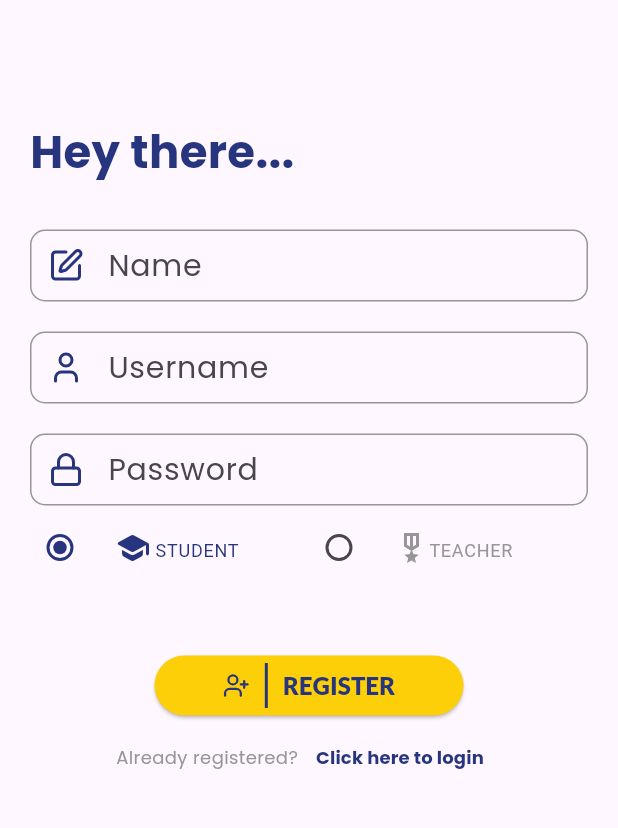
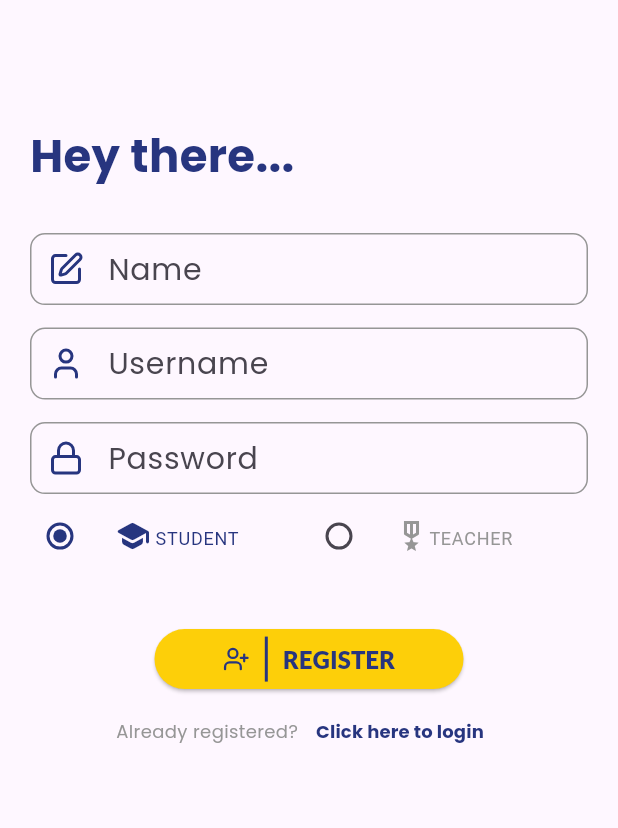
Before and after one commit to gaurav1-9/gcu_knowledge_hub, a Flutter app: the RegisterScreen screen opened by its route, on a phone screen of 412 x 824 dp, the part 120-948 px from its top. Run offline on Flutter 3.47's test engine with Material 3 defaults, Android fonts, the phone set to English and light mode, and no system bars; our stand-ins replace google_fonts, lucide_icons, shared_preferences; accounts and stored records are empty; network calls fail.

Commit message:
all major db and UI bugs fixed

```diff
--- a/app_stuffs/lib/screens/admin_quiz_details_edit_question.dart
+++ b/app_stuffs/lib/screens/admin_quiz_details_edit_question.dart
@@ -428,7 +428,7 @@ class _EditQuizState extends State<EditQuiz> {
                   children: [
                     (isEditQuizSuccess == AddQuizStatus.success)
                         ? const Text(
-                            "Question added successfully",
+                            "Question edited successfully",
                             style: TextStyle(
                               color: AppColor.forestGreen,
                               fontWeight: FontWeight.bold,
--- a/app_stuffs/lib/screens/admin_subject_details_screen.dart
+++ b/app_stuffs/lib/screens/admin_subject_details_screen.dart
@@ -541,7 +541,7 @@ class _AdminSubjectSelectionDetailsState
           builder: (BuildContext context, StateSetter setState) {
             return Container(
               padding: const EdgeInsets.all(16),
-              height: MediaQuery.of(context).size.height * 0.4,
+              height: MediaQuery.of(context).size.height * 0.49,
               width: MediaQuery.of(context).size.width,
               child: Column(
                 crossAxisAlignment: CrossAxisAlignment.start,
@@ -661,10 +661,10 @@ class _AdminSubjectSelectionDetailsState
                         });
                         try {
                           String editingURL =
-                              "https://gcu-knowledge-hub-default-rtdb.firebaseio.com/schools/$schID/branchNames/$branchID/subjects/$subID.json";
+                              "https://gcu-knowledge-hub-default-rtdb.firebaseio.com/schools/$schID/branchNames/$branchID/subjects/$subID/subName.json";
                           await http.put(
                             Uri.parse(editingURL),
-                            body: json.encode({"subName": updatedText}),
+                            body: jsonEncode(updatedText),
                           );
                           // print(editingURL);
                           setState(() {
--- a/app_stuffs/lib/screens/quizes_screen.dart
+++ b/app_stuffs/lib/screens/quizes_screen.dart
@@ -85,8 +85,7 @@ class _QuizesScreenState extends State<QuizesScreen> {
   }
 
   void getTimer() {
-    // countDownTimer = quizQuestions.length * 30;
-    countDownTimer = 1 * 30;
+    countDownTimer = quizQuestions.length * 30;
     quizTimer = Timer.periodic(const Duration(seconds: 1), (timer) {
       if (!mounted) {
         timer.cancel();
--- a/app_stuffs/lib/screens/register_screen.dart
+++ b/app_stuffs/lib/screens/register_screen.dart
@@ -53,8 +53,8 @@ class _RegisterScreenState extends State<RegisterScreen> {
       body: SingleChildScrollView(
         keyboardDismissBehavior: ScrollViewKeyboardDismissBehavior.onDrag,
         child: Container(
-          margin: const EdgeInsets.only(
-            top: 80,
+          margin: EdgeInsets.only(
+            top: MediaQuery.of(context).size.height * 0.1,
           ),
           padding: const EdgeInsets.symmetric(
             horizontal: 20,
@@ -85,7 +85,7 @@ class _RegisterScreenState extends State<RegisterScreen> {
                       textController: _nameController,
                     ),
                     const SizedBox(
-                      height: 20,
+                      height: 15,
                     ),
                     InputTextField(
                       hintText: "Username",
@@ -94,7 +94,7 @@ class _RegisterScreenState extends State<RegisterScreen> {
                       textController: _usernameController,
                     ),
                     const SizedBox(
-                      height: 20,
+                      height: 15,
                     ),
                     InputTextField(
                       hintText: "Password",
@@ -180,7 +180,7 @@ class _RegisterScreenState extends State<RegisterScreen> {
                       ],
                     ),
                     const SizedBox(
-                      height: 20,
+                      height: 10,
                     ),
                   ],
                 ),
--- a/app_stuffs/lib/screens/user_dashboard.dart
+++ b/app_stuffs/lib/screens/user_dashboard.dart
@@ -1,5 +1,6 @@
 import 'dart:convert';
 import 'package:flutter/material.dart';
+import 'package:flutter/widgets.dart';
 import 'package:google_fonts/google_fonts.dart';
 import 'package:lucide_icons/lucide_icons.dart';
 import 'package:shared_preferences/shared_preferences.dart';
@@ -78,7 +79,8 @@ class _UserDashboardState extends State<UserDashboard> {
           ),
         ),
         body: SingleChildScrollView(
-          padding: const EdgeInsets.only(top: 100),
+          padding:
+              EdgeInsets.only(top: MediaQuery.of(context).size.height * 0.1),
           child: (!isLoading)
               ? Column(
                   mainAxisAlignment: MainAxisAlignment.center,
```
Also changed, not shown: app_stuffs/lib/widgets/admin_dept_details_names.dart (+4 -4 lines), app_stuffs/lib/widgets/admin_home_menu.dart (+4 -4 lines).
